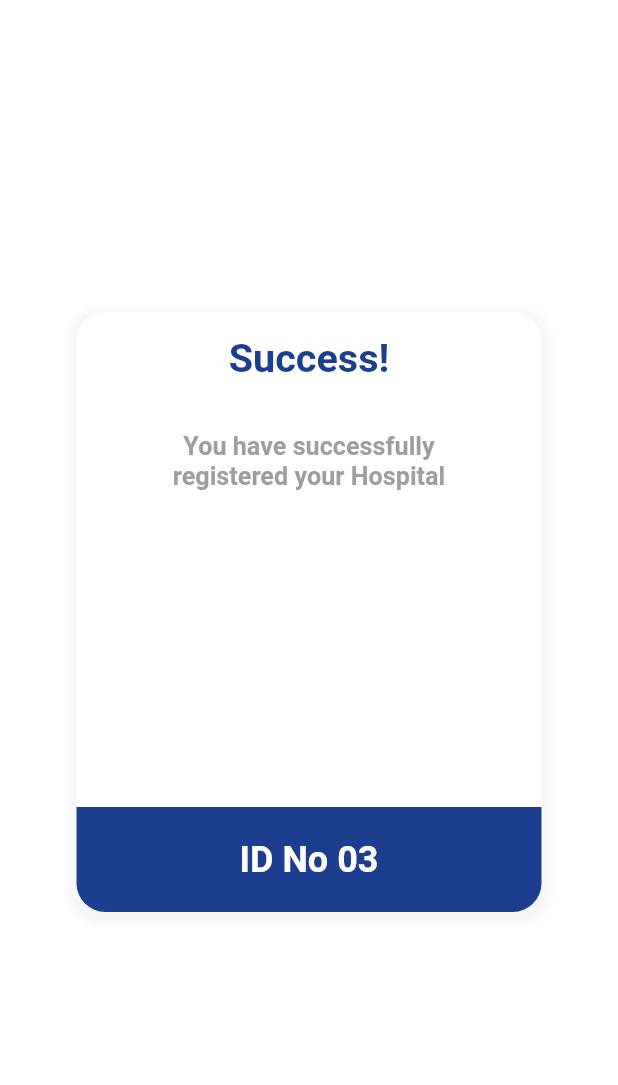
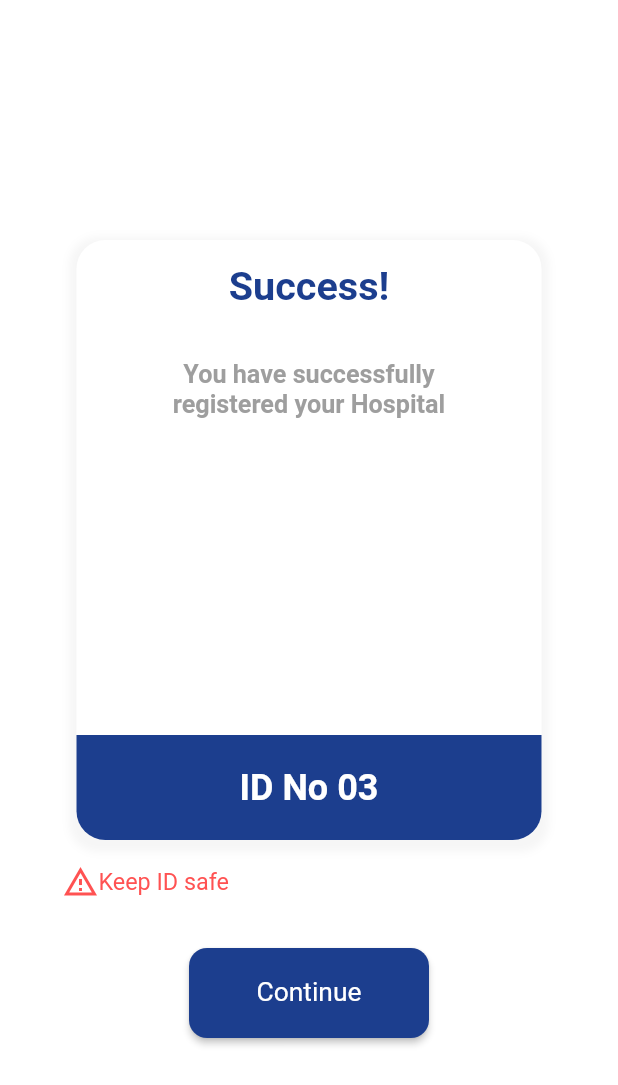
Before and after one commit to maazjnr/apgar-app-ui, a Flutter app: the SuccessRegister screen opened directly, on a phone screen of 412 x 824 dp. Shown: the top 1085 px of the screen. Run offline on Flutter 3.47's test engine with Material 2 defaults, Android fonts, the phone set to English and light mode, and no system bars.

Commit message:
succesful page

```diff
--- a/lib/pages/succes_register.dart
+++ b/lib/pages/succes_register.dart
@@ -1,4 +1,5 @@
 import 'package:apgar_app/constant/constant.dart';
+import 'package:apgar_app/pages/signup.dart';
 import 'package:flutter/material.dart';
 
 class SuccessRegister extends StatefulWidget {
@@ -18,7 +19,7 @@ class _SuccessRegisterState extends State<SuccessRegister> {
         child: Column(
           children: [
             SizedBox(
-              height: defaultSpacing * 13,
+              height: defaultSpacing * 10,
             ),
             Container(
               width: 310,
@@ -86,6 +87,53 @@ class _SuccessRegisterState extends State<SuccessRegister> {
                 ],
               ),
             ),
+            Padding(
+              padding: const EdgeInsets.only(
+                  left: defaultSpacing * 2.6, top: defaultSpacing),
+              child: Row(
+                children: [
+                  Icon(
+                    Icons.warning_amber_outlined,
+                    color: Colors.redAccent,
+                  ),
+                  Text(
+                    'Keep ID safe',
+                    style: TextStyle(
+                      fontSize: defaultRadius * 1.3,
+                      color: Colors.redAccent,
+                      fontWeight: FontWeight.w400,
+                    ),
+                    textAlign: TextAlign.center,
+                  ),
+                ],
+              ),
+            ),
+            Padding(
+              padding: const EdgeInsets.all(defaultSpacing * 2),
+              child: ElevatedButton(
+                style: ButtonStyle(
+                    minimumSize: MaterialStateProperty.all(Size(160, 60)),
+                    shape: MaterialStateProperty.all<RoundedRectangleBorder>(
+                        RoundedRectangleBorder(
+                      borderRadius: BorderRadius.circular(defaultRadius),
+                    )),
+                    backgroundColor:
+                        MaterialStateProperty.all<Color>(primaryDark)),
+                onPressed: () {
+                  Navigator.push(
+                    context,
+                    MaterialPageRoute(builder: (context) => SignUp()),
+                  );
+                },
+                child: Text(
+                  'Continue',
+                  style: TextStyle(
+                      fontSize: defaultSpacing * 1.1,
+                      fontWeight: FontWeight.w400,
+                      color: secondaryLight),
+                ),
+              ),
+            ),
           ],
         ),
       ),
```
Also changed, not shown: lib/pages/signpage.dart (added, +115 -0 lines), lib/pages/signup.dart (+10 -2 lines).
